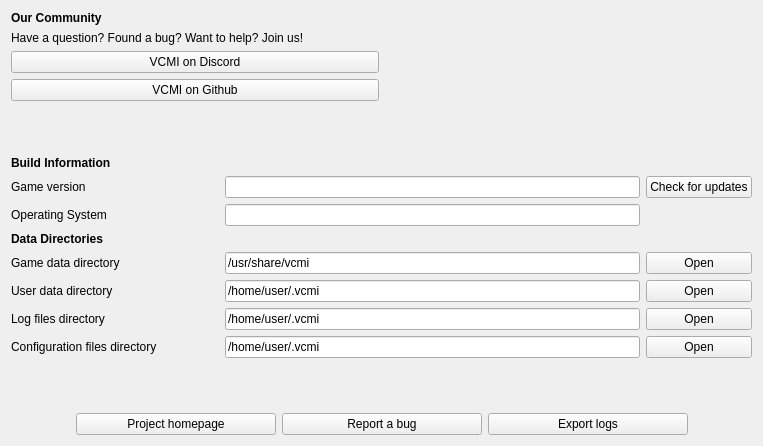
Qt form launcher/aboutProject/aboutproject_moc.ui (vcmi/vcmi) before a commit.
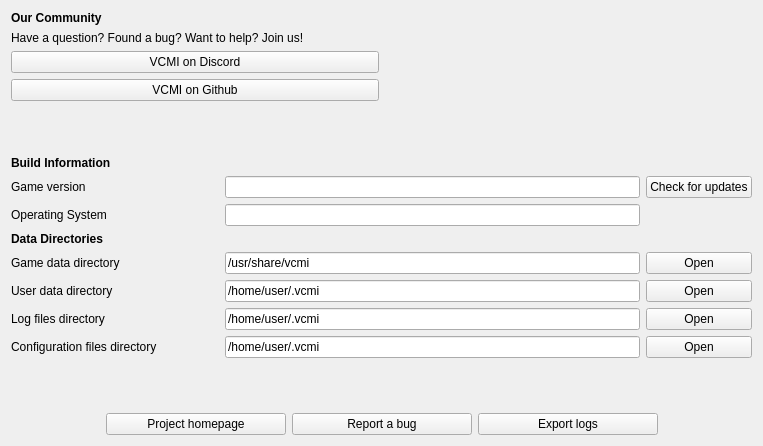
The same form after that commit.

Commit message: reduce button size to avoid overlapping

The edit to the form file:
```diff
--- a/launcher/aboutProject/aboutproject_moc.ui
+++ b/launcher/aboutProject/aboutproject_moc.ui
@@ -282,7 +282,7 @@
       <widget class="QPushButton" name="pushButtonHomepage">
        <property name="minimumSize">
         <size>
-         <width>200</width>
+         <width>180</width>
          <height>0</height>
         </size>
        </property>
@@ -295,7 +295,7 @@
       <widget class="QPushButton" name="pushButtonBugreport">
        <property name="minimumSize">
         <size>
-         <width>200</width>
+         <width>180</width>
          <height>0</height>
         </size>
        </property>
@@ -308,7 +308,7 @@
       <widget class="QPushButton" name="pushButtonExportLogs">
        <property name="minimumSize">
         <size>
-         <width>200</width>
+         <width>180</width>
          <height>0</height>
         </size>
        </property>
```
